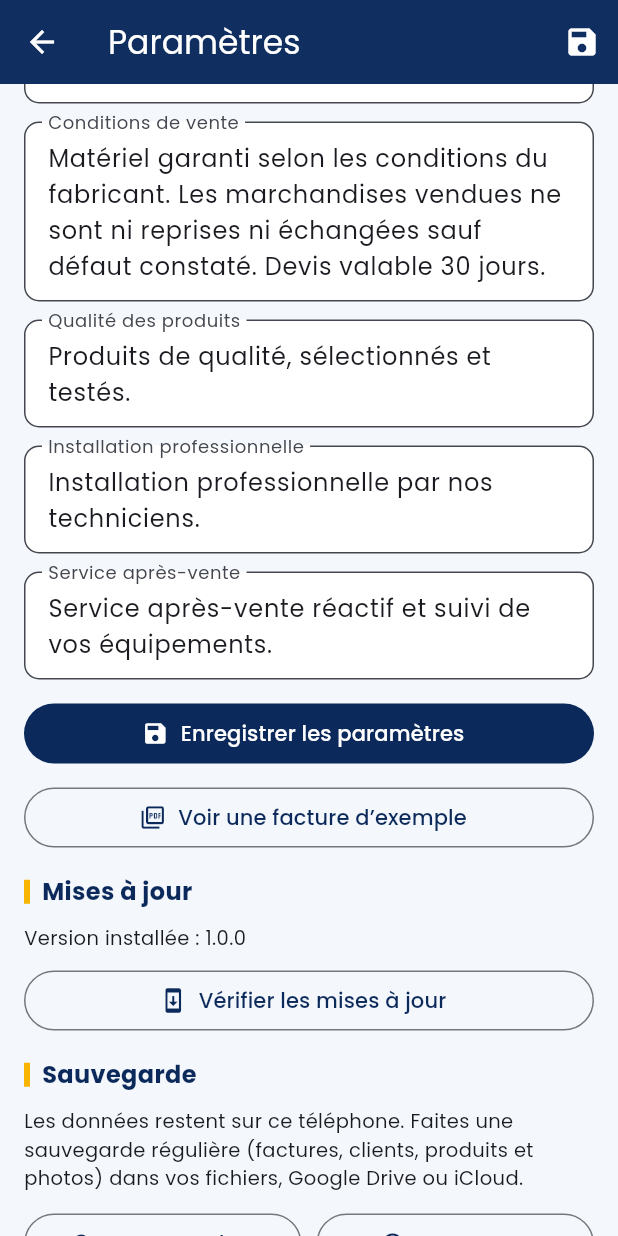
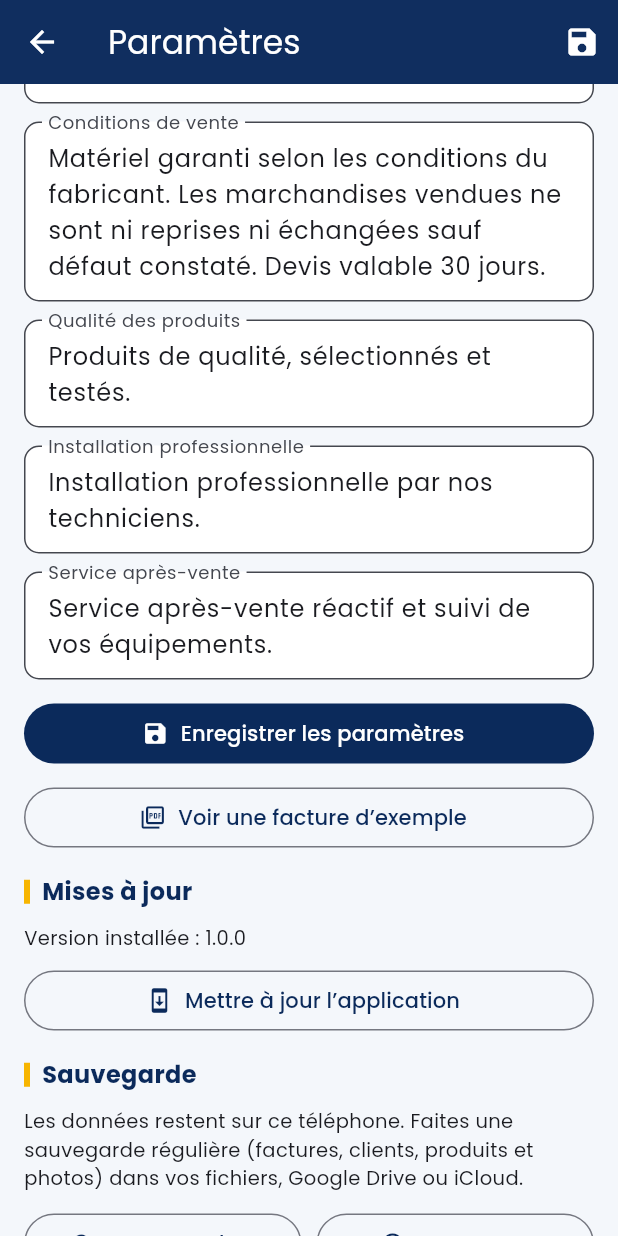
Before and after one commit to syllapro888/mcs-facture, a Flutter app: the SettingsScreen screen opened directly, scrolled down 1152 dp, on a phone screen of 412 x 824 dp. Run offline on Flutter 3.47's test engine with Material 3 defaults, Android fonts, the phone set to English and light mode, and no system bars; our stand-ins replace file_picker, image_picker, package_info_plus, pdf, printing, sqflite; accounts and stored records are empty; network calls fail.

Commit message:
Mise à jour : ouvre directement la dernière version (dépôt privé)
Co-Authored-By: Claude Opus 5.5 <noreply@anthropic.com>
Claude-Session: https://claude.ai/code/session_01SRacvfyGRcT6WvG5aYYi7p

```diff
--- a/lib/screens/settings_screen.dart
+++ b/lib/screens/settings_screen.dart
@@ -302,7 +302,7 @@ class _SettingsScreenState extends State<SettingsScreen> {
               OutlinedButton.icon(
                 onPressed: () => UpdateUi.checkManually(context),
                 icon: const Icon(Icons.system_update),
-                label: const Text('Vérifier les mises à jour'),
+                label: const Text('Mettre à jour l’application'),
               ),
               _title('Sauvegarde'),
               const Text(
--- a/lib/services/update_service.dart
+++ b/lib/services/update_service.dart
@@ -25,8 +25,10 @@ class UpdateCheckResult {
   final String currentVersion;
   final UpdateInfo? update; // null = déjà à jour
   final String? error; // message compréhensible si la vérification échoue
+  final bool privateRepo; // dépôt privé : on passe par la page GitHub
 
-  const UpdateCheckResult(this.currentVersion, {this.update, this.error});
+  const UpdateCheckResult(this.currentVersion,
+      {this.update, this.error, this.privateRepo = false});
 
   bool get hasUpdate => update != null;
 }
@@ -81,8 +83,8 @@ class UpdateService {
       final body = await res.transform(utf8.decoder).join();
       if (res.statusCode == 404) {
         return UpdateCheckResult(current,
-            error: 'Les mises à jour ne sont pas accessibles '
-                '(le dépôt GitHub est privé).');
+            privateRepo: true,
+            error: 'Mises à jour sur la page GitHub privée.');
       }
       if (res.statusCode != 200) {
         return UpdateCheckResult(current,
```
Also changed, not shown: lib/widgets/update_dialog.dart (+38 -1 lines).
